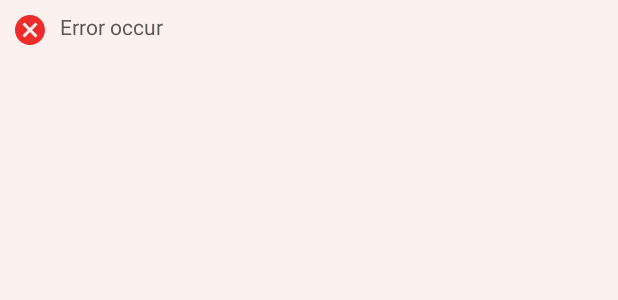
After one commit to indiratemk/hackathon-app, an Android app: the layout layout_error_toast.xml on its own in the app's theme, with its tools: preview values and no code run, on a phone screen of 412 x 824 dp. The commit adds this screen. Shown: the top 300 px of the screen. Run offline under Robolectric (Android 15) with nearby library versions, the phone set to English and light mode, and no system bars.

Commit message:
add toast style for error showing

```diff
--- /dev/null
+++ b/app/src/main/res/drawable/ic_error.xml
@@ -0,0 +1,5 @@
+<vector android:height="24dp" android:tint="#EC2D2C"
+    android:viewportHeight="24.0" android:viewportWidth="24.0"
+    android:width="24dp" xmlns:android="http://schemas.android.com/apk/res/android">
+    <path android:fillColor="#FF000000" android:pathData="M12,2C6.47,2 2,6.47 2,12s4.47,10 10,10 10,-4.47 10,-10S17.53,2 12,2zM17,15.59L15.59,17 12,13.41 8.41,17 7,15.59 10.59,12 7,8.41 8.41,7 12,10.59 15.59,7 17,8.41 13.41,12 17,15.59z"/>
+</vector>
--- /dev/null
+++ b/app/src/main/res/layout/layout_error_toast.xml
@@ -0,0 +1,25 @@
+<?xml version="1.0" encoding="utf-8"?>
+<LinearLayout xmlns:android="http://schemas.android.com/apk/res/android"
+    xmlns:tools="http://schemas.android.com/tools"
+    android:id="@+id/llErrorToast"
+    android:orientation="horizontal"
+    android:layout_width="match_parent"
+    android:layout_height="match_parent"
+    android:padding="8dp"
+    android:background="@color/colorLightRed">
+
+    <ImageView
+        android:id="@+id/ivIcon"
+        android:src="@drawable/ic_error"
+        android:layout_width="wrap_content"
+        android:layout_height="wrap_content"
+        android:layout_marginEnd="8dp"
+        android:contentDescription="@null" />
+
+    <TextView
+        android:id="@+id/text"
+        style="@style/SecondaryTextView14"
+        android:layout_width="wrap_content"
+        android:layout_height="wrap_content"
+        tools:text="Error occur" />
+</LinearLayout>
--- a/app/src/main/res/values/colors.xml
+++ b/app/src/main/res/values/colors.xml
@@ -6,6 +6,9 @@
     <color name="colorGray">#D9D9D9</color>
     <color name="colorDarkGray">#595959</color>
     <color name="colorBlue">#1890FF</color>
+    <color name="colorLightBlue">#90C4FF</color>
     <color name="colorBlack">#383838</color>
+    <color name="colorRed">#EC2D2C</color>
+    <color name="colorLightRed">#FDF1EF</color>
     <color name="mtrl_textinput_default_box_stroke_color" tools:override="true">@color/colorGray</color>
 </resources>
```
Also changed, not shown: app/src/main/java/com/example/hackathon/util/ui/UIUtil.kt (added, +32 -0 lines).
